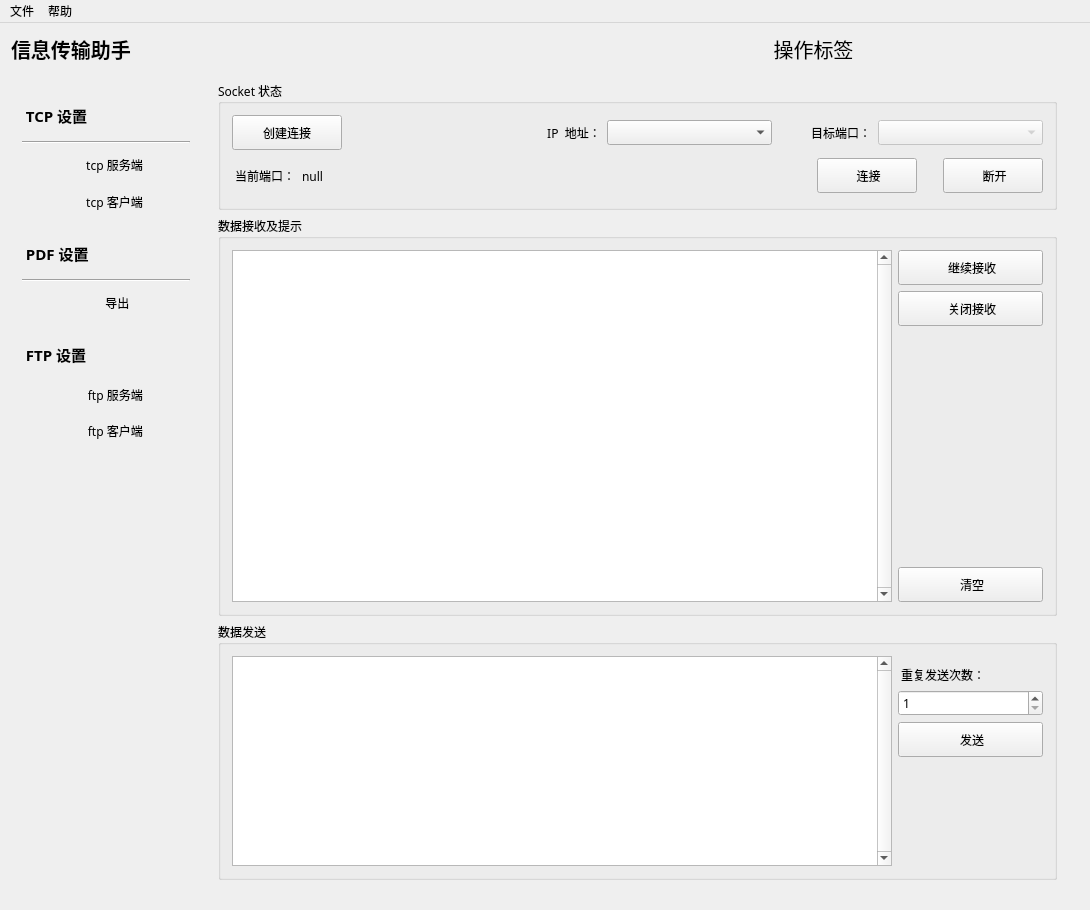
This is ExportScannerInfo/ExportScannerInfo.ui in 2782694792/InfoTransAssistant as Qt 5 draws it before an edit. The edited form follows.
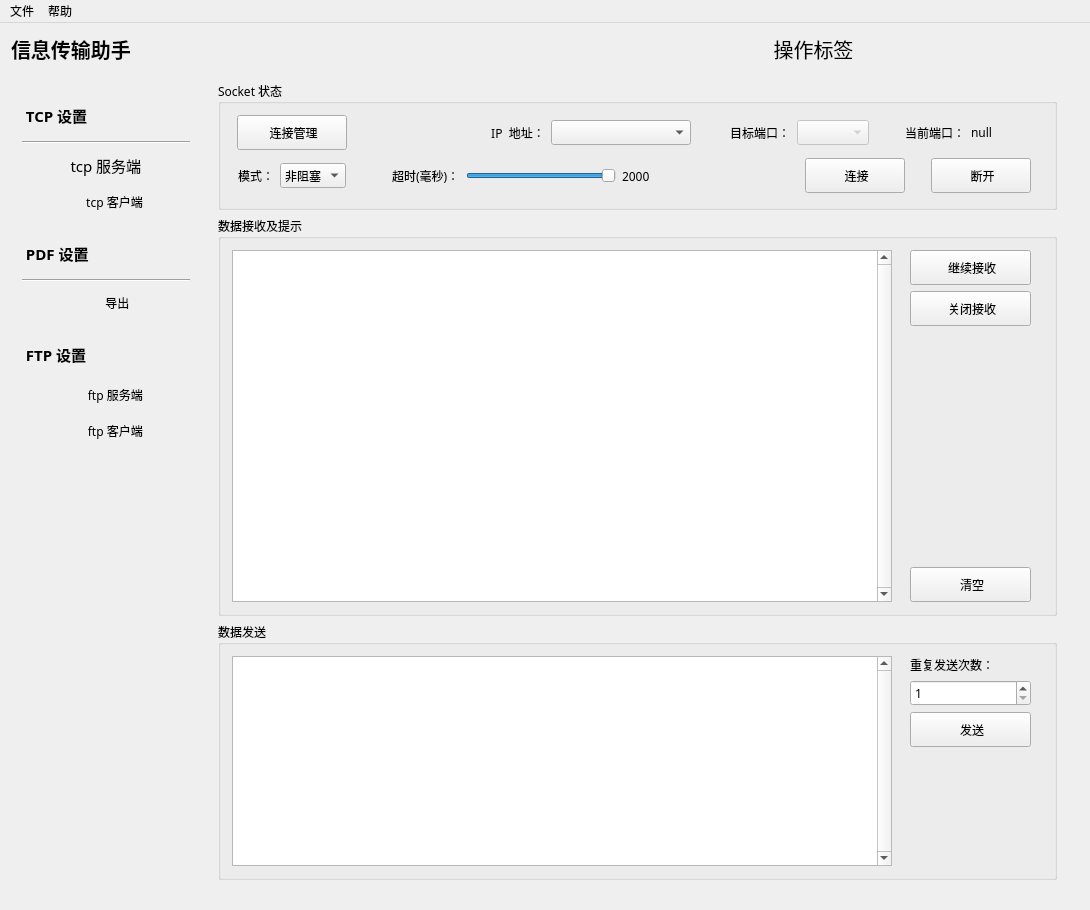
This is the edited form. Icons and pictures are not drawn. Custom widgets are drawn as their Qt base class.

Commit message: fetch - 非阻塞与超时连接控制

```diff
--- a/ExportScannerInfo/ExportScannerInfo.ui
+++ b/ExportScannerInfo/ExportScannerInfo.ui
@@ -234,7 +234,7 @@
                   <property name="font">
                    <font>
                     <family>微软雅黑</family>
-                    <pointsize>9</pointsize>
+                    <pointsize>11</pointsize>
                    </font>
                   </property>
                   <property name="styleSheet">
@@ -1896,6 +1896,12 @@
                  <layout class="QVBoxLayout" name="verticalLayout_17">
                   <item>
                    <layout class="QHBoxLayout" name="horizontalLayout_33">
+                    <property name="leftMargin">
+                     <number>5</number>
+                    </property>
+                    <property name="rightMargin">
+                     <number>12</number>
+                    </property>
                     <item>
                      <widget class="QPushButton" name="PB_TCPC_ADD_CONNECT">
                       <property name="sizePolicy">
@@ -1914,7 +1920,7 @@
                        <string notr="true">qproperty-icon: url(&quot;./images/addConnect-pressed.png&quot;);</string>
                       </property>
                       <property name="text">
-                       <string>创建连接</string>
+                       <string> 连接管理</string>
                       </property>
                      </widget>
                     </item>
@@ -1954,7 +1960,7 @@
                       </property>
                       <property name="minimumSize">
                        <size>
-                        <width>165</width>
+                        <width>140</width>
                         <height>0</height>
                        </size>
                       </property>
@@ -2002,7 +2008,7 @@
                       </property>
                       <property name="minimumSize">
                        <size>
-                        <width>165</width>
+                        <width>0</width>
                         <height>0</height>
                        </size>
                       </property>
@@ -2011,14 +2017,26 @@
                       </property>
                      </widget>
                     </item>
-                   </layout>
-                  </item>
-                  <item>
-                   <layout class="QHBoxLayout" name="horizontalLayout_34">
+                    <item>
+                     <spacer name="horizontalSpacer_11">
+                      <property name="orientation">
+                       <enum>Qt::Horizontal</enum>
+                      </property>
+                      <property name="sizeType">
+                       <enum>QSizePolicy::Preferred</enum>
+                      </property>
+                      <property name="sizeHint" stdset="0">
+                       <size>
+                        <width>30</width>
+                        <height>20</height>
+                       </size>
+                      </property>
+                     </spacer>
+                    </item>
                     <item>
                      <widget class="QLabel" name="label_18">
                       <property name="text">
-                       <string> 当前端口：</string>
+                       <string>当前端口：</string>
                       </property>
                      </widget>
                     </item>
@@ -2041,6 +2059,80 @@
                       </property>
                      </widget>
                     </item>
+                   </layout>
+                  </item>
+                  <item>
+                   <layout class="QHBoxLayout" name="horizontalLayout_34">
+                    <property name="leftMargin">
+                     <number>6</number>
+                    </property>
+                    <property name="rightMargin">
+                     <number>12</number>
+                    </property>
+                    <item>
+                     <widget class="QLabel" name="label_6">
+                      <property name="text">
+                       <string>模式：</string>
+                      </property>
+                     </widget>
+                    </item>
+                    <item>
+                     <widget class="QComboBox" name="CB_TCPC_CONNECT_MODE">
+                      <item>
+                       <property name="text">
+                        <string>非阻塞</string>
+                       </property>
+                      </item>
+                      <item>
+                       <property name="text">
+                        <string>阻塞</string>
+                       </property>
+                      </item>
+                     </widget>
+                    </item>
+                    <item>
+                     <spacer name="horizontalSpacer_16">
+                      <property name="orientation">
+                       <enum>Qt::Horizontal</enum>
+                      </property>
+                      <property name="sizeType">
+                       <enum>QSizePolicy::Preferred</enum>
+                      </property>
+                      <property name="sizeHint" stdset="0">
+                       <size>
+                        <width>40</width>
+                        <height>20</height>
+                       </size>
+                      </property>
+                     </spacer>
+                    </item>
+                    <item>
+                     <widget class="QLabel" name="label_10">
+                      <property name="text">
+                       <string>超时(毫秒)：</string>
+                      </property>
+                     </widget>
+                    </item>
+                    <item>
+                     <widget class="QSlider" name="HS_TCPC_CONNECT_TIMEOUT">
+                      <property name="maximum">
+                       <number>2000</number>
+                      </property>
+                      <property name="value">
+                       <number>2000</number>
+                      </property>
+                      <property name="orientation">
+                       <enum>Qt::Horizontal</enum>
+                      </property>
+                     </widget>
+                    </item>
+                    <item>
+                     <widget class="QLabel" name="label_14">
+                      <property name="text">
+                       <string>2000</string>
+                      </property>
+                     </widget>
+                    </item>
                     <item>
                      <spacer name="horizontalSpacer_20">
                       <property name="orientation">
@@ -2172,6 +2264,12 @@
                   </item>
                   <item>
                    <layout class="QVBoxLayout" name="verticalLayout_13">
+                    <property name="leftMargin">
+                     <number>12</number>
+                    </property>
+                    <property name="rightMargin">
+                     <number>12</number>
+                    </property>
                     <item>
                      <widget class="QPushButton" name="PB_TCPC_START_RECV_CONTENT">
                       <property name="minimumSize">
@@ -2323,26 +2421,16 @@
                     </item>
                     <item>
                      <layout class="QVBoxLayout" name="verticalLayout_16">
-                      <item>
-                       <spacer name="verticalSpacer_10">
-                        <property name="orientation">
-                         <enum>Qt::Vertical</enum>
-                        </property>
-                        <property name="sizeType">
-                         <enum>QSizePolicy::Minimum</enum>
-                        </property>
-                        <property name="sizeHint" stdset="0">
-                         <size>
-                          <width>20</width>
-                          <height>10</height>
-                         </size>
-                        </property>
-                       </spacer>
-                      </item>
+                      <property name="leftMargin">
+                       <number>12</number>
+                      </property>
+                      <property name="rightMargin">
+                       <number>12</number>
+                      </property>
                       <item>
                        <widget class="QLabel" name="label_16">
                         <property name="text">
-                         <string> 重复发送次数：</string>
+                         <string>重复发送次数：</string>
                         </property>
                        </widget>
                       </item>
```
Left out of the diff: 155 changed lines with no effect on the pictures. The commit also changes 3 other files.
